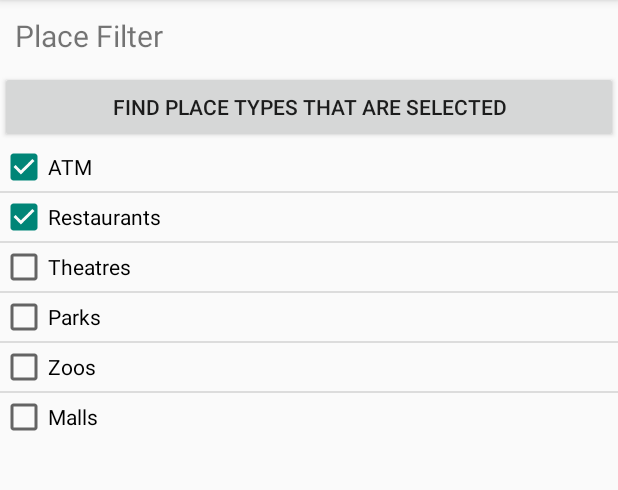
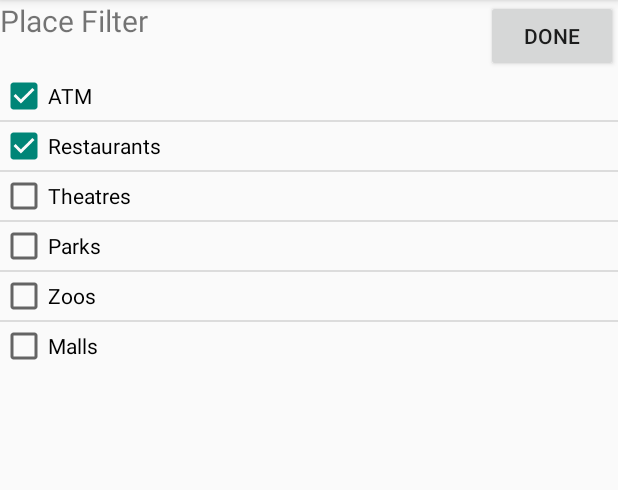
Before and after one commit to rahul-soshte/Cool, an Android app: the Filters screen opened directly, with no data from a screen before it, after a tap on "ATM", on a phone screen of 412 x 824 dp, the part 84-574 px from its top. Run offline under Robolectric (Android 15) with nearby library versions, the phone set to English and light mode, and no system bars.

Commit message:
Done Button Added

```diff
--- a/app/src/main/java/com/example/hunter/planstart/CoreFunctionality/Filters.java
+++ b/app/src/main/java/com/example/hunter/planstart/CoreFunctionality/Filters.java
@@ -91,10 +91,11 @@ private ArrayList<PlaceType> place_choosen_type_list=new ArrayList<>();
                         PlaceType placeType=(PlaceType)cb.getTag();
                         //UserOne userOne=(UserOne)cb.getTag();
                         //Country country = (Country) cb.getTag();
-                        Toast.makeText(getApplicationContext(),
+                        /*Toast.makeText(getApplicationContext(),
                                 "Clicked on Checkbox: " + cb.getText() +
                                         " is " + cb.isChecked(),
                                 Toast.LENGTH_LONG).show();
+                                */
                         placeType.setCheck_filter(cb.isChecked());
                     }
                 });
@@ -111,33 +112,6 @@ private ArrayList<PlaceType> place_choosen_type_list=new ArrayList<>();
             return convertView;
 
         }
-    /*
-    public View getView(int position, View convertView, ViewGroup parent)
-    {
-        ViewHolder holder = null;
-
-        View v=convertView;
-
-        if(v==null)
-        {
-            LayoutInflater inflater=(LayoutInflater)getContext().getSystemService(Context.LAYOUT_INFLATER_SERVICE);
-            v=inflater.inflate(R.layout.place_type,null);
-        }
-        String i=array[position];
-        if(i!=null)
-        {
-            TextView tn=(TextView)v.findViewById(R.id.PlaceTypeName);
-
-            if(tn!=null)
-            {
-                tn.setText(i);
-
-            }
-
-        }
-        return v;
-    }
-    */
 
     }
     private void checkButtonClick() {
--- a/app/src/main/res/layout/activity_filters.xml
+++ b/app/src/main/res/layout/activity_filters.xml
@@ -6,16 +6,16 @@
 
     <TextView
         android:id="@+id/place_filter_text"
-        android:layout_width="fill_parent"
-        android:layout_height="wrap_content" android:padding="10dp"
+        android:layout_width="wrap_content"
+        android:layout_height="wrap_content"
         android:text="@string/place_filter" android:textSize="20sp" />
 
     <Button
         android:id="@+id/findSelected"
-        android:layout_width="match_parent"
+        android:layout_width="wrap_content"
         android:layout_height="wrap_content"
-        android:layout_below="@+id/place_filter_text"
-        android:text="Find Place Types that are Selected" />
+        android:layout_alignParentRight="true"
+        android:text="Done" />
 
     <ListView
         android:id="@+id/FilterList"
```
